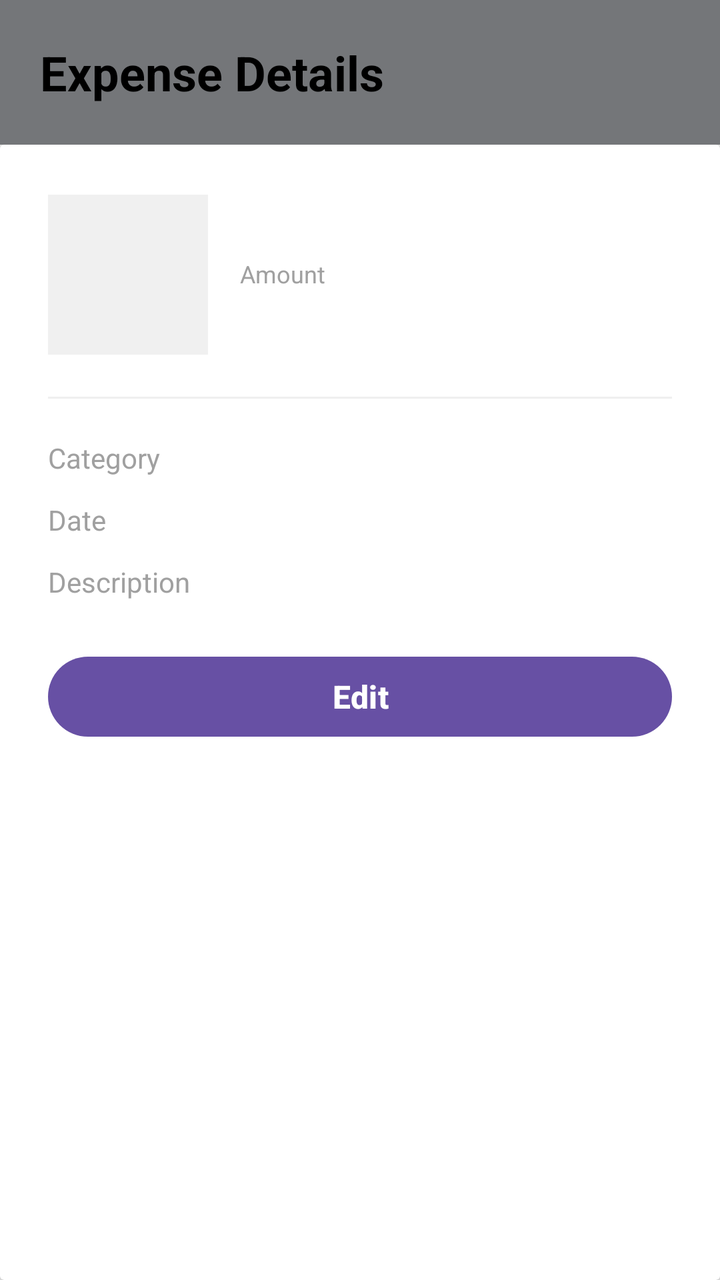
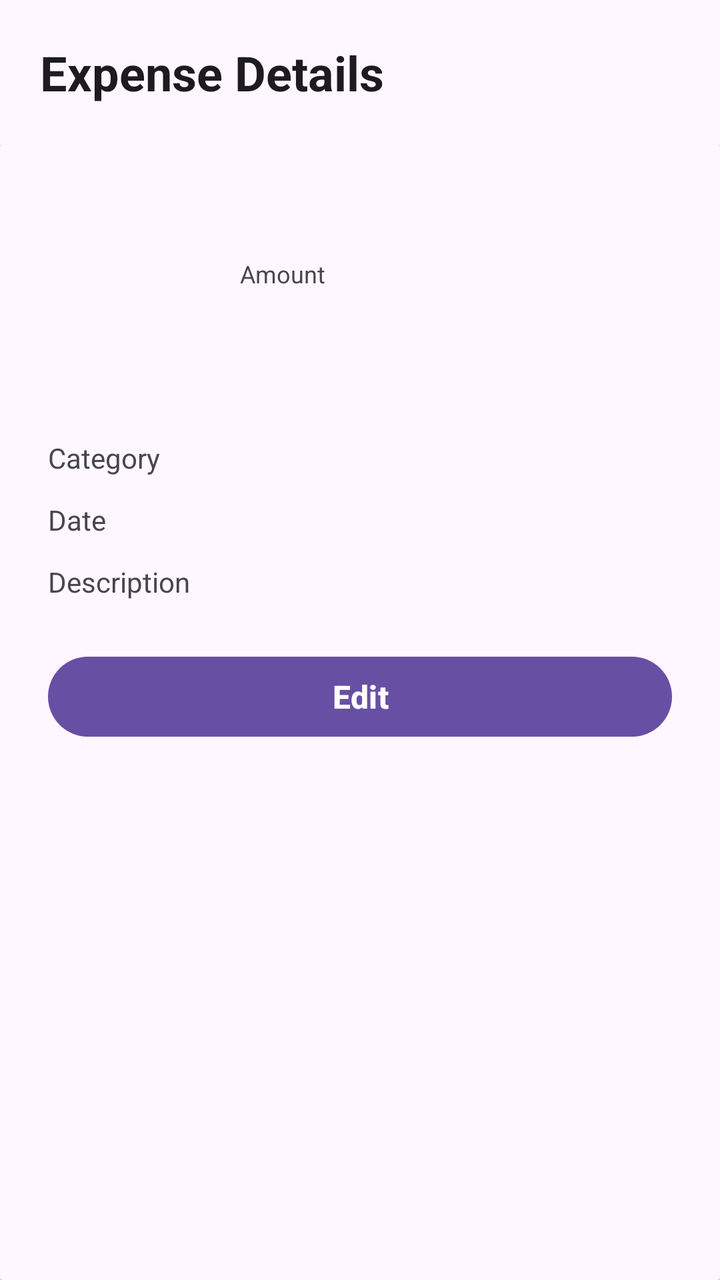

Two renders of the same Android screen: before a commit and after it. Below are the layout's source before the change and the commit's diff.
<!-- AndroidManifest.xml: application theme Theme.ExpenseTracker -->
<!-- res/layout/fragment_expense_detail.xml -->
<?xml version="1.0" encoding="utf-8"?>
<LinearLayout xmlns:android="http://schemas.android.com/apk/res/android"
    xmlns:app="http://schemas.android.com/apk/res-auto"
    android:layout_width="match_parent"
    android:layout_height="match_parent"
    android:background="#F5F5F5"
    android:orientation="vertical">
    <TextView
        android:id="@+id/toolbar"
        android:layout_width="match_parent"
        android:layout_height="wrap_content"
        android:text="@string/expense_details"
        android:textSize="24sp"
        android:textStyle="bold"
        android:textColor="#000000"
        android:padding="20dp"
        android:background="@color/material_dynamic_neutral50"/>
    <androidx.core.widget.NestedScrollView
        android:layout_width="match_parent"
        android:layout_height="match_parent"
        android:fillViewport="true">

        <androidx.cardview.widget.CardView
            android:layout_width="match_parent"
            android:layout_height="match_parent"
            app:cardBackgroundColor="#FFFFFF">

            <LinearLayout
                android:layout_width="match_parent"
                android:layout_height="wrap_content"
                android:orientation="vertical"
                android:padding="24dp">


                <LinearLayout
                    android:layout_width="match_parent"
                    android:layout_height="wrap_content"
                    android:orientation="horizontal"
                    android:gravity="center_vertical"
                    android:layout_marginBottom="20dp">

                    <ImageView
                        android:id="@+id/receipt"
                        android:layout_width="80dp"
                        android:layout_height="80dp"
                        android:layout_marginEnd="16dp"
                        android:scaleType="centerCrop"
                        android:background="#F0F0F0"
                        android:contentDescription="@string/receipt_image" />

                    <LinearLayout
                        android:layout_width="0dp"
                        android:layout_height="wrap_content"
                        android:layout_weight="1"
                        android:orientation="vertical"
                        android:gravity="center_vertical">

                        <TextView
                            android:id="@+id/reasonText"
                            android:layout_width="match_parent"
                            android:layout_height="wrap_content"
                            android:textSize="18sp"
                            android:textStyle="bold"
                            android:textColor="#000000"
                            android:layout_marginBottom="8dp"
                            android:maxLines="2"
                            android:ellipsize="end" />

                        <TextView
                            android:layout_width="match_parent"
                            android:layout_height="wrap_content"
                            android:text="@string/Amount"
                            android:textSize="12sp"
                            android:textColor="#A0A0A0"
                            android:layout_marginBottom="4dp" />

                        <TextView
                            android:id="@+id/amountText"
                            android:layout_width="match_parent"
                            android:layout_height="wrap_content"
                            android:textSize="22sp"
                            android:textStyle="bold"
                            android:textColor="#2196F3" />
                    </LinearLayout>
                </LinearLayout>

                <View
                    android:layout_width="match_parent"
                    android:layout_height="1dp"
                    android:background="#EFEFEF"
                    android:layout_marginBottom="20dp" />

                <LinearLayout
                    android:layout_width="match_parent"
                    android:layout_height="wrap_content"
                    android:orientation="vertical">

                    
                    <LinearLayout
                        android:layout_width="match_parent"
                        android:layout_height="wrap_content"
                        android:orientation="horizontal"
                        android:layout_marginBottom="12dp">

                        <TextView
                            android:layout_width="0dp"
                            android:layout_height="wrap_content"
                            android:layout_weight="1"
                            android:text="@string/Category"
                            android:textSize="14sp"
                            android:textColor="#A0A0A0" />

                        <TextView
                            android:id="@+id/categoryDetailText"
                            android:layout_width="wrap_content"
                            android:layout_height="wrap_content"
                            android:textSize="14sp"
                            android:textStyle="bold"
                            android:textColor="#000000" />
                    </LinearLayout>

                    
                    <LinearLayout
                        android:layout_width="match_parent"
                        android:layout_height="wrap_content"
                        android:orientation="horizontal"
                        android:layout_marginBottom="12dp">

                        <TextView
                            android:layout_width="0dp"
                            android:layout_height="wrap_content"
                            android:layout_weight="1"
                            android:text="@string/Date"
                            android:textSize="14sp"
                            android:textColor="#A0A0A0" />

                        <TextView
                            android:id="@+id/dateDetailText"
                            android:layout_width="wrap_content"
                            android:layout_height="wrap_content"
                            android:textSize="14sp"
                            android:textStyle="bold"
                            android:textColor="#000000" />
                    </LinearLayout>

                    
                    <LinearLayout
                        android:layout_width="match_parent"
                        android:layout_height="wrap_content"
                        android:orientation="horizontal">

                        <TextView
                            android:layout_width="0dp"
                            android:layout_height="wrap_content"
                            android:layout_weight="1"
                            android:text="@string/Description"
                            android:textSize="14sp"
                            android:textColor="#A0A0A0" />

                        <TextView
                            android:id="@+id/descriptionDetailText"
                            android:layout_width="wrap_content"
                            android:layout_height="wrap_content"
                            android:textSize="14sp"
                            android:textStyle="bold"
                            android:textColor="#000000" />
                    </LinearLayout>
                </LinearLayout>
                <Button
                    android:id="@+id/editButton"
                    android:layout_width="match_parent"
                    android:layout_height="wrap_content"
                    android:text="@string/Edit"
                    android:textSize="16sp"
                    android:textStyle="bold"
                    android:textColor="#FFFFFF"
                    android:layout_marginTop="24dp" />

            </LinearLayout>

        </androidx.cardview.widget.CardView>
    </androidx.core.widget.NestedScrollView>

</LinearLayout>
<!-- resources referenced by this layout -->
<resources>
  <string name="Amount">Amount</string>
  <string name="Category">Category</string>
  <string name="Date">Date</string>
  <string name="Description">Description</string>
  <string name="Edit">Edit</string>
  <string name="expense_details">Expense Details</string>
  <string name="receipt_image">Receipt image</string>
  <style name="Theme.ExpenseTracker" parent="Theme.Material3.DayNight.NoActionBar" />
</resources>

<!-- the commit's change to res/layout/fragment_expense_detail.xml (unified diff, before → after) -->
@@ -3,7 +3,6 @@
     xmlns:app="http://schemas.android.com/apk/res-auto"
     android:layout_width="match_parent"
     android:layout_height="match_parent"
-    android:background="#F5F5F5"
     android:orientation="vertical">
     <TextView
         android:id="@+id/toolbar"
@@ -12,24 +11,25 @@
         android:text="@string/expense_details"
         android:textSize="24sp"
         android:textStyle="bold"
-        android:textColor="#000000"
-        android:padding="20dp"
-        android:background="@color/material_dynamic_neutral50"/>
+        android:textColor="?attr/colorOnSurface"
+        android:padding="20dp"/>
     <androidx.core.widget.NestedScrollView
         android:layout_width="match_parent"
         android:layout_height="match_parent"
-        android:fillViewport="true">
+        android:fillViewport="true"
+        android:background="?attr/colorSurface">
 
         <androidx.cardview.widget.CardView
             android:layout_width="match_parent"
             android:layout_height="match_parent"
-            app:cardBackgroundColor="#FFFFFF">
+            android:background="?attr/colorSurface">
 
             <LinearLayout
                 android:layout_width="match_parent"
-                android:layout_height="wrap_content"
+                android:layout_height="match_parent"
                 android:orientation="vertical"
-                android:padding="24dp">
+                android:padding="24dp"
+                android:background="?attr/colorSurface">
 
 
                 <LinearLayout
@@ -45,7 +45,6 @@
                         android:layout_height="80dp"
                         android:layout_marginEnd="16dp"
                         android:scaleType="centerCrop"
-                        android:background="#F0F0F0"
                         android:contentDescription="@string/receipt_image" />
 
                     <LinearLayout
@@ -61,7 +60,7 @@
                             android:layout_height="wrap_content"
                             android:textSize="18sp"
                             android:textStyle="bold"
-                            android:textColor="#000000"
+                            android:textColor="?attr/colorOnSurface"
                             android:layout_marginBottom="8dp"
                             android:maxLines="2"
                             android:ellipsize="end" />
@@ -71,7 +70,7 @@
                             android:layout_height="wrap_content"
                             android:text="@string/Amount"
                             android:textSize="12sp"
-                            android:textColor="#A0A0A0"
+                            android:textColor="?attr/colorOnSurfaceVariant"
                             android:layout_marginBottom="4dp" />
 
                         <TextView
@@ -80,14 +79,13 @@
                             android:layout_height="wrap_content"
                             android:textSize="22sp"
                             android:textStyle="bold"
-                            android:textColor="#2196F3" />
+                            android:textColor="?attr/colorPrimary" />
                     </LinearLayout>
                 </LinearLayout>
 
                 <View
                     android:layout_width="match_parent"
                     android:layout_height="1dp"
-                    android:background="#EFEFEF"
                     android:layout_marginBottom="20dp" />
 
                 <LinearLayout
@@ -108,7 +106,7 @@
                             android:layout_weight="1"
                             android:text="@string/Category"
                             android:textSize="14sp"
-                            android:textColor="#A0A0A0" />
+                            android:textColor="?attr/colorOnSurfaceVariant" />
 
                         <TextView
                             android:id="@+id/categoryDetailText"
@@ -116,7 +114,7 @@
                             android:layout_height="wrap_content"
                             android:textSize="14sp"
                             android:textStyle="bold"
-                            android:textColor="#000000" />
+                            android:textColor="?attr/colorOnSurface" />
                     </LinearLayout>
 
                     
@@ -132,7 +130,7 @@
                             android:layout_weight="1"
                             android:text="@string/Date"
                             android:textSize="14sp"
-                            android:textColor="#A0A0A0" />
+                            android:textColor="?attr/colorOnSurfaceVariant" />
 
                         <TextView
                             android:id="@+id/dateDetailText"
@@ -140,7 +138,7 @@
                             android:layout_height="wrap_content"
                             android:textSize="14sp"
                             android:textStyle="bold"
-                            android:textColor="#000000" />
+                            android:textColor="?attr/colorOnSurface" />
                     </LinearLayout>
 
                     
@@ -155,7 +153,7 @@
                             android:layout_weight="1"
                             android:text="@string/Description"
                             android:textSize="14sp"
-                            android:textColor="#A0A0A0" />
+                            android:textColor="?attr/colorOnSurfaceVariant" />
 
                         <TextView
                             android:id="@+id/descriptionDetailText"
@@ -163,7 +161,7 @@
                             android:layout_height="wrap_content"
                             android:textSize="14sp"
                             android:textStyle="bold"
-                            android:textColor="#000000" />
+                            android:textColor="?attr/colorOnSurface" />
                     </LinearLayout>
                 </LinearLayout>
                 <Button
@@ -173,7 +171,7 @@
                     android:text="@string/Edit"
                     android:textSize="16sp"
                     android:textStyle="bold"
-                    android:textColor="#FFFFFF"
+                    android:textColor="?attr/colorOnPrimary"
                     android:layout_marginTop="24dp" />
 
             </LinearLayout>
